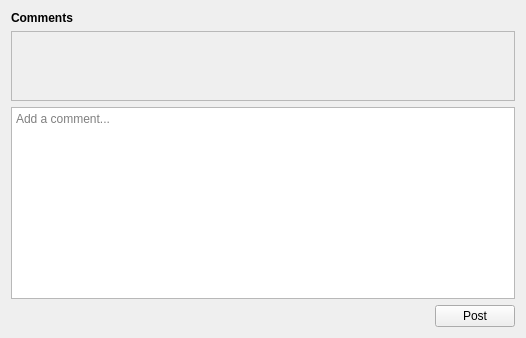
Before: the Qt Designer form ui/comments_panel.ui in DiamondHawk8/Oculus, drawn with Qt 5.
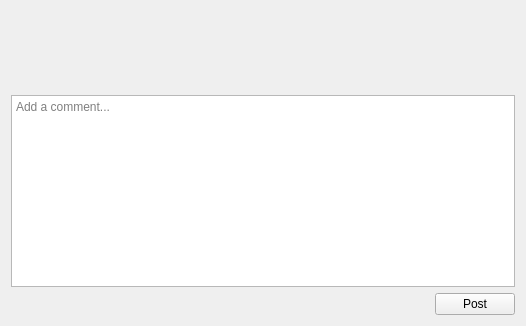
After: the same form once the commit is applied.

Commit message: Revise comment widget and panel UI

```diff
--- a/ui/comments_panel.ui
+++ b/ui/comments_panel.ui
@@ -14,15 +14,11 @@
    <string>Form</string>
   </property>
   <layout class="QVBoxLayout" name="verticalLayout">
-   <item>
-    <widget class="QLabel" name="labelHeader">
-     <property name="text">
-      <string>&lt;b&gt;Comments&lt;b&gt;</string>
-     </property>
-    </widget>
-   </item>
    <item>
     <widget class="QScrollArea" name="scrollArea">
+     <property name="styleSheet">
+      <string notr="true">background: transparent; border: none;</string>
+     </property>
      <property name="widgetResizable">
       <bool>true</bool>
      </property>
@@ -31,8 +27,8 @@
        <rect>
         <x>0</x>
         <y>0</y>
-        <width>506</width>
-        <height>54</height>
+        <width>508</width>
+        <height>78</height>
        </rect>
       </property>
       <layout class="QVBoxLayout" name="verticalLayout_2"/>
```
The commit also changes 5 other files.
